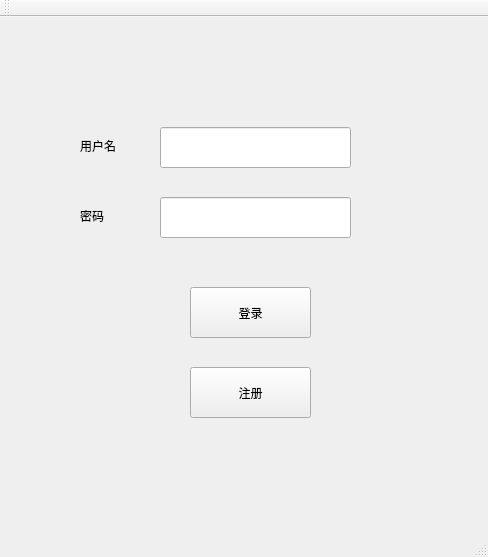
Polarbear-png732/ui-client, file client_ui/mainwindow.ui: the form before one commit.
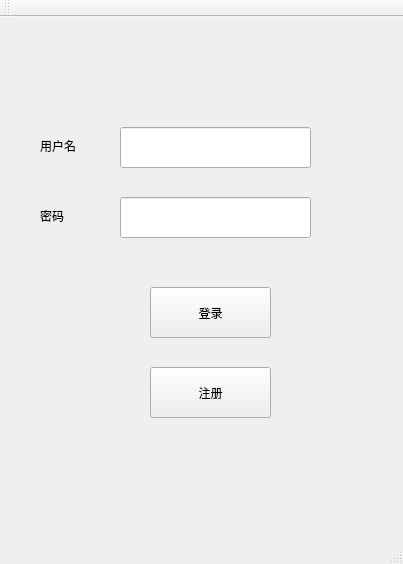
The form after the commit.

The edit to the form file:
```diff
--- a/client_ui/mainwindow.ui
+++ b/client_ui/mainwindow.ui
@@ -6,8 +6,8 @@
    <rect>
     <x>0</x>
     <y>0</y>
-    <width>488</width>
-    <height>557</height>
+    <width>403</width>
+    <height>564</height>
    </rect>
   </property>
   <property name="windowTitle">
@@ -17,7 +17,7 @@
    <widget class="QLineEdit" name="usernameLineEdit">
     <property name="geometry">
      <rect>
-      <x>160</x>
+      <x>120</x>
       <y>110</y>
       <width>191</width>
       <height>41</height>
@@ -27,7 +27,7 @@
    <widget class="QLineEdit" name="passwordLineEdit">
     <property name="geometry">
      <rect>
-      <x>160</x>
+      <x>120</x>
       <y>180</y>
       <width>191</width>
       <height>41</height>
@@ -37,7 +37,7 @@
    <widget class="QPushButton" name="loginButton">
     <property name="geometry">
      <rect>
-      <x>190</x>
+      <x>150</x>
       <y>270</y>
       <width>121</width>
       <height>51</height>
@@ -53,7 +53,7 @@
    <widget class="QLabel" name="label">
     <property name="geometry">
      <rect>
-      <x>80</x>
+      <x>40</x>
       <y>120</y>
       <width>67</width>
       <height>17</height>
@@ -66,7 +66,7 @@
    <widget class="QLabel" name="label_2">
     <property name="geometry">
      <rect>
-      <x>80</x>
+      <x>40</x>
       <y>190</y>
       <width>67</width>
       <height>17</height>
@@ -79,7 +79,7 @@
    <widget class="QPushButton" name="registerButton">
     <property name="geometry">
      <rect>
-      <x>190</x>
+      <x>150</x>
       <y>350</y>
       <width>121</width>
       <height>51</height>
```
